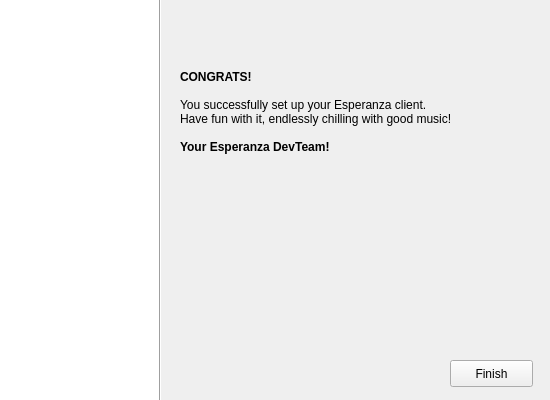
This is ui/firsttimewizard/finish.ui in theefer/esperanza as Qt 5 draws it before an edit. The edited form follows.
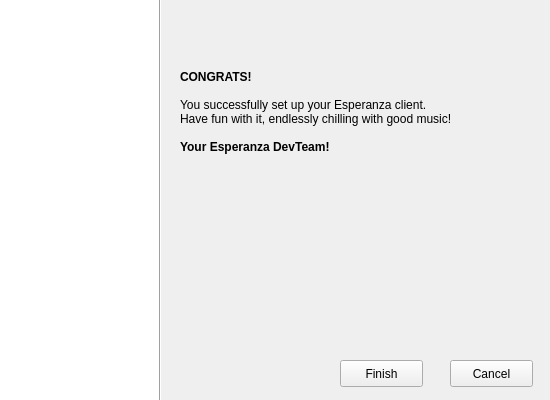
This is the edited form. Icons and pictures are not drawn.

```diff
--- a/ui/firsttimewizard/finish.ui
+++ b/ui/firsttimewizard/finish.ui
@@ -433,7 +433,7 @@
     <set>Qt::AlignLeading|Qt::AlignLeft|Qt::AlignTop</set>
    </property>
   </widget>
-  <widget class="QPushButton" name="pbNext" >
+  <widget class="QPushButton" name="pbCancel" >
    <property name="geometry" >
     <rect>
      <x>450</x>
@@ -443,6 +443,19 @@
     </rect>
    </property>
    <property name="text" >
+    <string>Cancel</string>
+   </property>
+  </widget>
+  <widget class="QPushButton" name="pbNext" >
+   <property name="geometry" >
+    <rect>
+     <x>340</x>
+     <y>360</y>
+     <width>83</width>
+     <height>27</height>
+    </rect>
+   </property>
+   <property name="text" >
     <string>Finish</string>
    </property>
   </widget>
```
Left out of the diff: 16 changed lines with no effect on the pictures.
